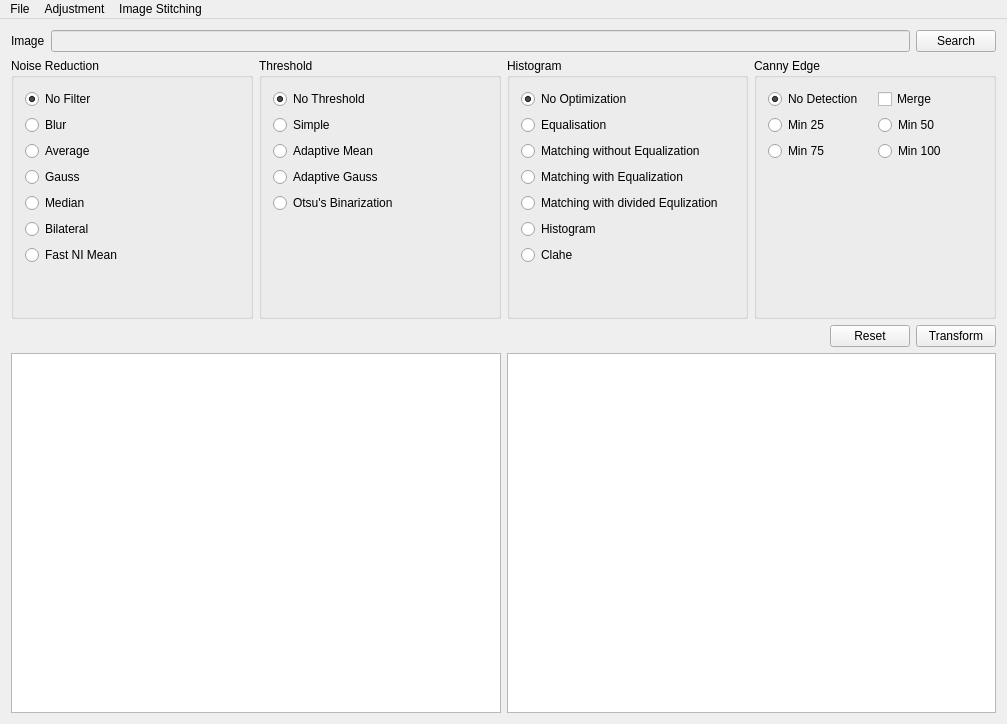
The window that mainwindow.ui (jasonjin34/hiwi-imageprocessing) describes before a commit, drawn with Qt 5.
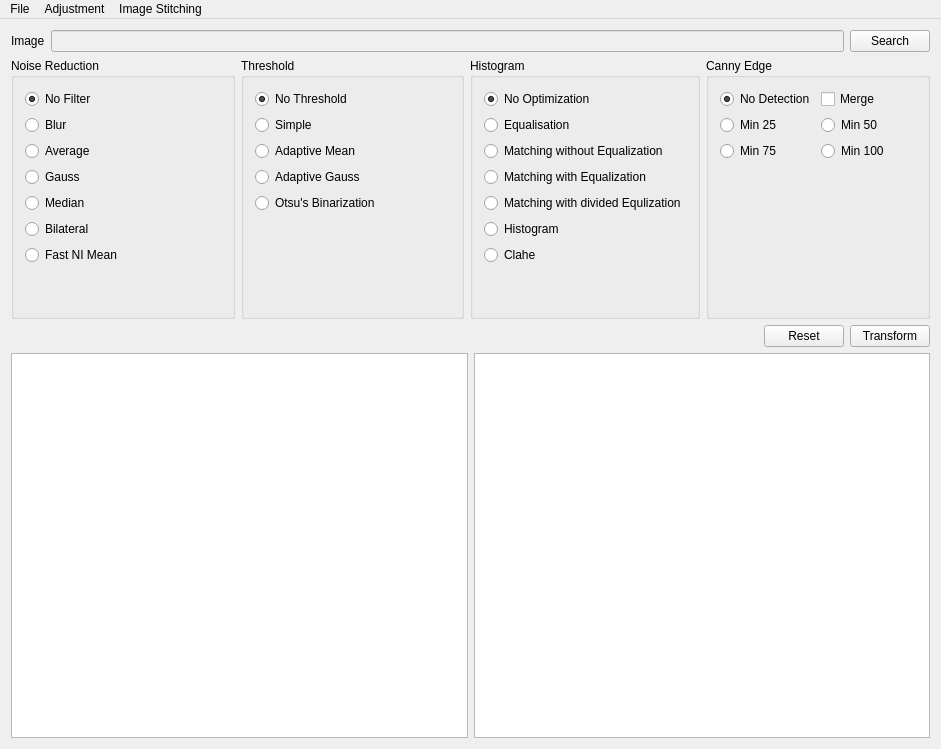
The same window after the commit.

Patch:
```diff
--- a/mainwindow.ui
+++ b/mainwindow.ui
@@ -6,8 +6,8 @@
    <rect>
     <x>0</x>
     <y>0</y>
-    <width>1007</width>
-    <height>724</height>
+    <width>941</width>
+    <height>749</height>
    </rect>
   </property>
   <property name="windowTitle">
@@ -381,7 +381,7 @@
     <rect>
      <x>0</x>
      <y>0</y>
-     <width>1007</width>
+     <width>941</width>
      <height>21</height>
     </rect>
    </property>
```
